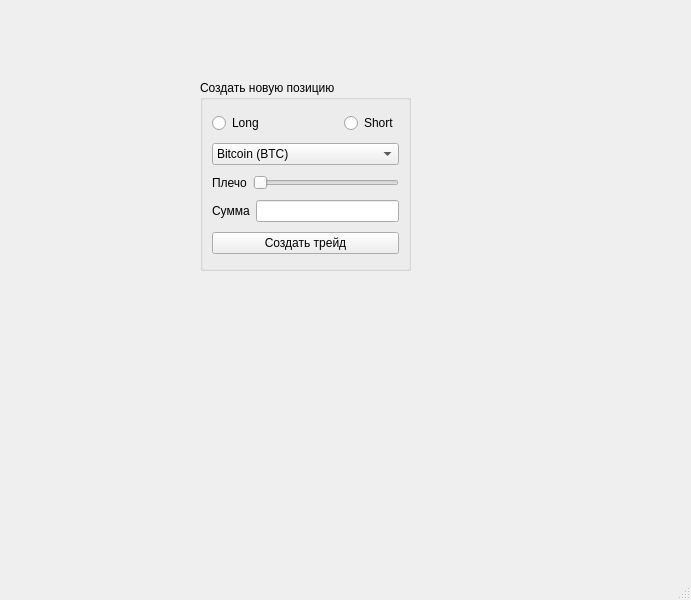
First picture: the form in demo-trading/mainwindow.ui, repository GudAlex61/Demo-trading-c-project, before the edit.
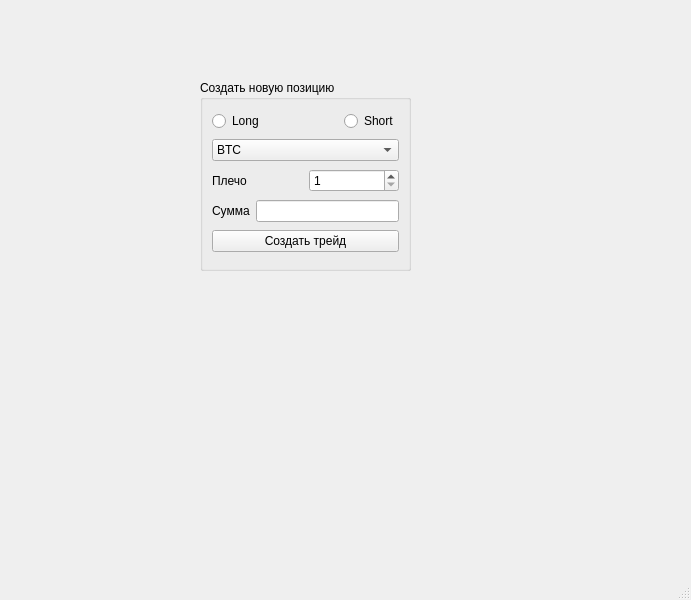
Second picture: the form after the edit.

```diff
--- a/demo-trading/mainwindow.ui
+++ b/demo-trading/mainwindow.ui
@@ -62,7 +62,7 @@
       <widget class="QComboBox" name="comboBox">
        <item>
         <property name="text">
-         <string>Bitcoin (BTC)</string>
+         <string>BTC</string>
         </property>
        </item>
        <item>
@@ -97,9 +97,12 @@
         </widget>
        </item>
        <item>
-        <widget class="QSlider" name="horizontalSlider">
-         <property name="orientation">
-          <enum>Qt::Horizontal</enum>
+        <widget class="QSpinBox" name="spinBox">
+        <property name="minimum">
+          <number>1</number>
+         </property>
+         <property name="maximum">
+          <number>100</number>
          </property>
         </widget>
        </item>
```
Left out of the diff: 16 changed lines with no effect on the pictures.
